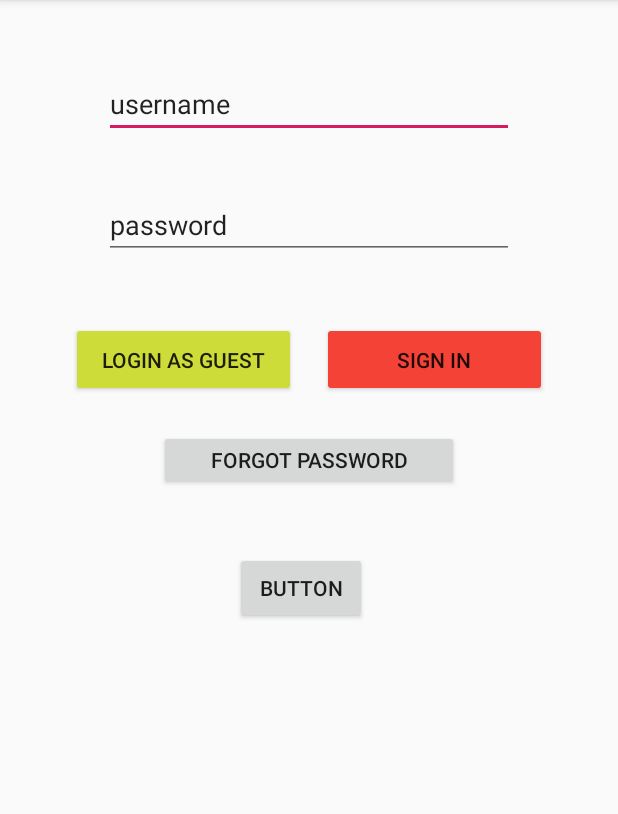
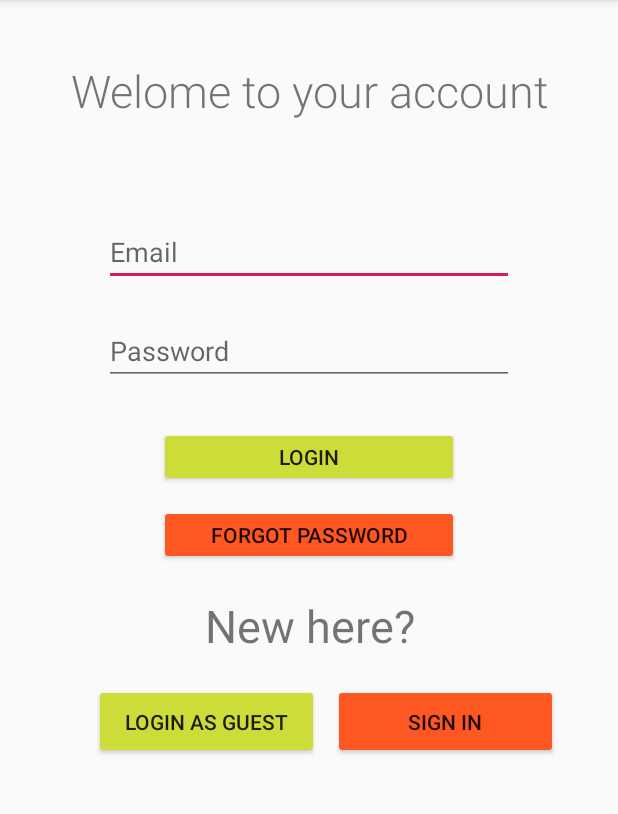
Before and after one commit to bonearadu/ICHack20, an Android app: the screen it shows after launch (MainActivity), on a phone screen of 412 x 824 dp, the part 84-898 px from its top. Run offline under Robolectric (Android 15) with nearby library versions, the phone set to English and light mode, and no system bars; our stand-ins replace Firebase (no records; nobody signed in at launch, a user with empty details on screens opened directly).

Commit message:
Merged login

```diff
--- a/app/src/main/java/com/example/studygroup/Menu.java
+++ b/app/src/main/java/com/example/studygroup/Menu.java
@@ -2,8 +2,6 @@ package com.example.studygroup;
 
 import android.os.Bundle;
 
-import com.google.android.material.floatingactionbutton.FloatingActionButton;
-import com.google.android.material.snackbar.Snackbar;
 
 import androidx.appcompat.app.AppCompatActivity;
 import androidx.appcompat.widget.Toolbar;
--- a/app/src/main/res/layout/activity_main.xml
+++ b/app/src/main/res/layout/activity_main.xml
@@ -4,33 +4,33 @@
     xmlns:tools="http://schemas.android.com/tools"
     android:layout_width="match_parent"
     android:layout_height="match_parent"
+    android:foregroundGravity="clip_horizontal"
     tools:context=".MainActivity">
 
         <EditText
             android:id="@+id/editText"
             android:layout_width="273dp"
             android:layout_height="42dp"
-        android:layout_marginTop="50dp"
-        android:layout_marginBottom="19dp"
+            android:layout_marginTop="68dp"
             android:ems="10"
+            android:hint="Email"
             android:inputType="textPersonName"
-        android:text="username"
-        app:layout_constraintBottom_toTopOf="@+id/editText2"
             app:layout_constraintEnd_toEndOf="parent"
+            app:layout_constraintHorizontal_bias="0.5"
             app:layout_constraintStart_toStartOf="parent"
-        app:layout_constraintTop_toTopOf="parent" />
+            app:layout_constraintTop_toBottomOf="@+id/textView2" />
 
         <EditText
             android:id="@+id/editText2"
             android:layout_width="273dp"
             android:layout_height="42dp"
-        android:layout_marginTop="19dp"
-        android:layout_marginBottom="51dp"
+            android:layout_marginTop="24dp"
             android:ems="10"
+            android:hint="Password"
             android:inputType="textPersonName"
-        android:text="password"
-        app:layout_constraintBottom_toTopOf="@+id/button"
+            android:password="true"
             app:layout_constraintEnd_toEndOf="parent"
+            app:layout_constraintHorizontal_bias="0.5"
             app:layout_constraintStart_toStartOf="parent"
             app:layout_constraintTop_toBottomOf="@+id/editText" />
 
@@ -38,49 +38,76 @@
             android:id="@+id/button"
             android:layout_width="150dp"
             android:layout_height="50dp"
-        android:layout_marginStart="9dp"
-        android:layout_marginTop="42dp"
+            android:layout_marginTop="16dp"
             android:layout_marginEnd="40dp"
-        android:backgroundTint="#F44336"
+            android:backgroundTint="#FF5722"
             android:text="Sign in"
             app:layout_constraintEnd_toEndOf="parent"
-        app:layout_constraintStart_toEndOf="@+id/loginGuest"
-        app:layout_constraintTop_toBottomOf="@+id/editText2" />
+            app:layout_constraintTop_toBottomOf="@+id/textView3" />
 
         <Button
             android:id="@+id/loginGuest"
             android:layout_width="150dp"
             android:layout_height="50dp"
             android:layout_marginStart="40dp"
-        android:layout_marginTop="42dp"
-        android:layout_marginBottom="22dp"
+            android:layout_marginTop="16dp"
             android:backgroundTint="#CDDC39"
             android:text="Login as guest"
-        app:layout_constraintBottom_toTopOf="@+id/button3"
             app:layout_constraintEnd_toStartOf="@+id/button"
-        app:layout_constraintHorizontal_bias="0.698"
+            app:layout_constraintHorizontal_bias="0.709"
             app:layout_constraintStart_toStartOf="parent"
-        app:layout_constraintTop_toBottomOf="@+id/editText2" />
+            app:layout_constraintTop_toBottomOf="@+id/textView3" />
 
         <Button
             android:id="@+id/button3"
             android:layout_width="200dp"
             android:layout_height="40dp"
-        android:layout_marginTop="22dp"
+            android:layout_marginTop="12dp"
+            android:backgroundTint="#FF5722"
+            android:gravity="center"
             android:text="forgot password"
             app:layout_constraintEnd_toEndOf="parent"
+            app:layout_constraintHorizontal_bias="0.5"
             app:layout_constraintStart_toStartOf="parent"
-        app:layout_constraintTop_toBottomOf="@+id/button" />
+            app:layout_constraintTop_toBottomOf="@+id/button4" />
 
         <Button
             android:id="@+id/button4"
+            android:layout_width="200dp"
+            android:layout_height="40dp"
+            android:layout_marginTop="28dp"
+            android:backgroundTint="#CDDC39"
+            android:gravity="center"
+            android:text="Login"
+            app:layout_constraintEnd_toEndOf="parent"
+            app:layout_constraintHorizontal_bias="0.5"
+            app:layout_constraintStart_toStartOf="parent"
+            app:layout_constraintTop_toBottomOf="@+id/editText2" />
+
+        <TextView
+            android:id="@+id/textView2"
             android:layout_width="wrap_content"
             android:layout_height="wrap_content"
-        android:layout_marginStart="156dp"
-        android:layout_marginTop="41dp"
-        android:layout_marginEnd="167dp"
-        android:text="Button"
+            android:layout_marginTop="40dp"
+            android:fontFamily="sans-serif-light"
+            android:text="Welome to your account"
+            android:textSize="30sp"
             app:layout_constraintEnd_toEndOf="parent"
+            app:layout_constraintHorizontal_bias="0.5"
+            app:layout_constraintStart_toStartOf="parent"
+            app:layout_constraintTop_toTopOf="parent" />
+
+        <TextView
+            android:id="@+id/textView3"
+            android:layout_width="149dp"
+            android:layout_height="43dp"
+            android:layout_marginTop="20dp"
+            android:text="New here?"
+            android:textAlignment="center"
+            android:textSize="30sp"
+            app:layout_constraintEnd_toEndOf="parent"
+            app:layout_constraintHorizontal_bias="0.5"
             app:layout_constraintStart_toStartOf="parent"
             app:layout_constraintTop_toBottomOf="@+id/button3" />
+
 </androidx.constraintlayout.widget.ConstraintLayout>
```
Lines whose indentation alone changed are shown as unchanged.
